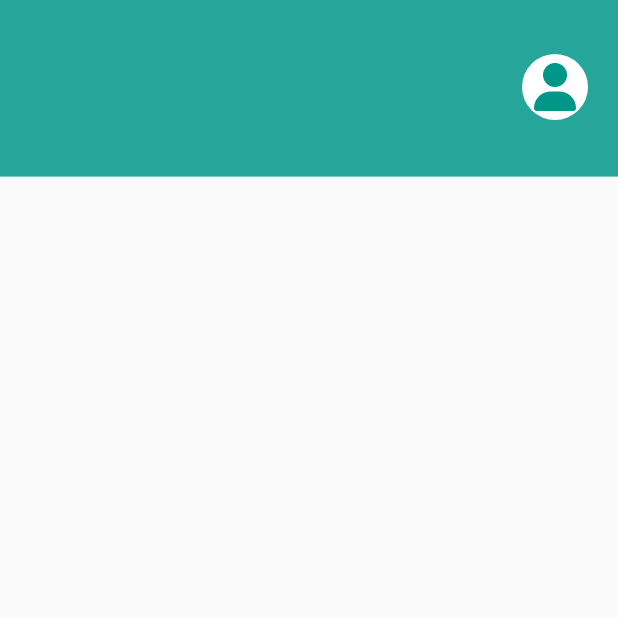
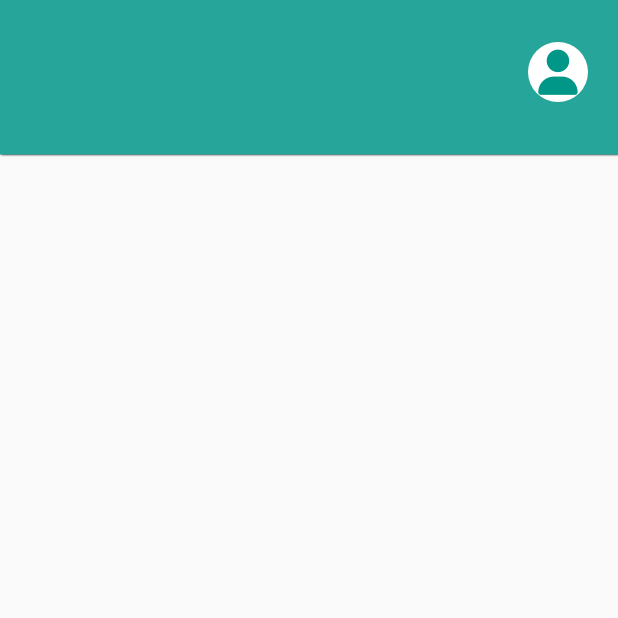
Before and after one commit to EliranAm/life_compass_app, a Flutter app: the HelperMainScreen screen opened by its route, on a phone screen of 412 x 824 dp, the top half of it. Run offline on Flutter 3.47's test engine with Material 2 defaults, Android fonts, the phone set to English and light mode, and no system bars; our stand-ins replace cloud_firestore, firebase_auth, firebase_messaging, flutter_icons, geolocator, google_fonts and 2 more; missing offline and left inert: geocoder; accounts and stored records are empty.

Commit message:
Add logo. Add time handler service. Add help details screen. Update helper main screen.

```diff
--- a/lib/screens/helper_main_screen.dart
+++ b/lib/screens/helper_main_screen.dart
@@ -5,6 +5,7 @@ import 'package:flutter_icons/flutter_icons.dart';
 import 'package:lifecompassapp/components/call_for_help_card.dart';
 import 'package:lifecompassapp/constants.dart';
 import 'package:lifecompassapp/models/call_for_help_model.dart';
+import 'package:lifecompassapp/screens/help_details_screen.dart';
 
 final _firestore = Firestore.instance;
 FirebaseUser currentUser;
@@ -58,12 +59,24 @@ class _HelperMainScreenState extends State<HelperMainScreen> {
   get dashBg => Column(
         children: <Widget>[
           Expanded(
-            child: Container(color: Theme.of(context).primaryColor),
+            child: Container(
+              decoration: BoxDecoration(
+                color: Theme.of(context).primaryColor,
+                boxShadow: [
+                  BoxShadow(
+                    color: Colors.black,
+                    blurRadius: 0.5,
+                    spreadRadius: 0.0,
+                    offset: Offset(0.5, 0.5),
+                  ),
+                ],
+              ),
+            ),
             flex: 1,
           ),
           Expanded(
             child: Container(color: Colors.transparent),
-            flex: 6,
+            flex: 7,
           ),
         ],
       );
@@ -72,35 +85,38 @@ class _HelperMainScreenState extends State<HelperMainScreen> {
         child: Column(
           children: <Widget>[
             header,
-            Expanded(child: MessagesStream()),
+            Expanded(
+              child: CallsStream(),
+            ),
           ],
         ),
       );
 
   get header => ListTile(
-        contentPadding: EdgeInsets.only(left: 20, right: 20, top: 30),
+        contentPadding:
+            EdgeInsets.only(left: 20.0, right: 20.0, top: 20.0, bottom: 10.0),
         title: Text(
           currentUser != null && currentUser.displayName != null
               ? currentUser.displayName
               : '',
           style: TextStyle(
             color: Colors.white,
-            fontSize: 26,
+            fontSize: 24.0,
           ),
         ),
         leading: CircleAvatar(
           foregroundColor: Colors.teal,
           backgroundColor: Colors.white,
-          radius: 22,
+          radius: 20.0,
           child: Icon(
             FlutterIcons.user_faw,
-            size: 32.0,
+            size: 30.0,
           ),
         ),
       );
 }
 
-class MessagesStream extends StatelessWidget {
+class CallsStream extends StatelessWidget {
   @override
   Widget build(BuildContext context) {
     return StreamBuilder<QuerySnapshot>(
@@ -130,7 +146,21 @@ class MessagesStream extends StatelessWidget {
           final callCard = CallForHelpCard(
             call: callModel,
             onTap: () {
-              print('tapped');
+              showModalBottomSheet(
+                context: context,
+                isScrollControlled: true,
+                builder: (context) => SingleChildScrollView(
+                  child: Container(
+                    padding: EdgeInsets.only(
+                      bottom: MediaQuery.of(context).viewInsets.bottom,
+                    ),
+                    child: HelpDetailsScreen(
+                      call: callModel,
+                      callDatabaseUid: msg.documentID,
+                    ),
+                  ),
+                ),
+              );
             },
           );
           messagesList.add(callCard);
--- a/pubspec.yaml
+++ b/pubspec.yaml
@@ -51,8 +51,8 @@ flutter:
   uses-material-design: true
 
   # To add assets to your application, add an assets section, like this:
-  # assets:
-  #   - images/a_dot_burr.jpeg
+  assets:
+   - assets/images/logo.png
   #   - images/a_dot_ham.jpeg
 
   # An image asset can refer to one or more resolution-specific "variants", see
```
Also changed, not shown: lib/components/call_for_help_card.dart (+5 -8 lines), lib/constants.dart (+11 -1 lines), lib/screens/after_call_help_screen.dart (+10 -0 lines), lib/screens/help_details_screen.dart (added, +137 -0 lines), lib/screens/helper_registration.dart (+11 -2 lines), lib/screens/login_call_help_screen.dart (+11 -10 lines), lib/screens/welcome_screen.dart (+11 -0 lines), lib/services/date_time_handler.dart (added, +24 -0 lines), assets/images/logo.png (added).
